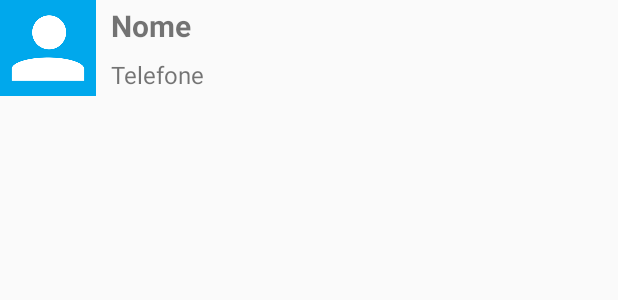
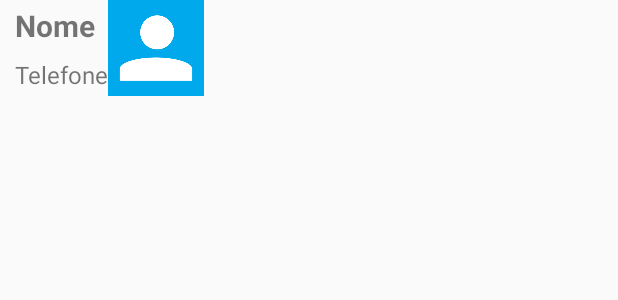
Before and after one commit to rsaless/PocketClass, an Android app: the layout list_item.xml on its own in the app's theme, with its tools: preview values and no code run, on a phone screen of 412 x 824 dp. Shown: the top 300 px of the screen. Run offline under Robolectric (Android 15) with nearby library versions, the phone set to English and light mode, and no system bars.

Commit message:
outro commit de teste

```diff
--- a/app/src/main/res/layout/list_item.xml
+++ b/app/src/main/res/layout/list_item.xml
@@ -5,11 +5,7 @@
     android:layout_height="wrap_content"
     android:orientation="horizontal">
 
-    <ImageView
-        android:layout_width="64dp"
-        android:layout_height="64dp"
-        android:src="@drawable/person"
-        android:id="@+id/item_foto"/>
+
 
     <LinearLayout
         android:layout_width="wrap_content"
@@ -36,4 +32,10 @@
 
     </LinearLayout>
 
+    <ImageView
+        android:layout_width="64dp"
+        android:layout_height="64dp"
+        android:src="@drawable/person"
+        android:id="@+id/item_foto"/>
+
 </LinearLayout>
```
